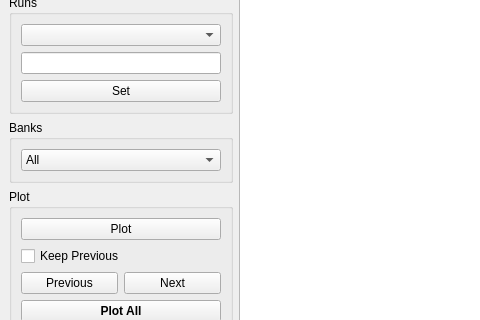
The window that src/interface/gui/ui_GPView.ui (neutrons/PyVDrive) describes before a commit, drawn with Qt 5; both pictures show x 0 to 480 and y 98 to 418 of the 1236 by 846 pixel window.
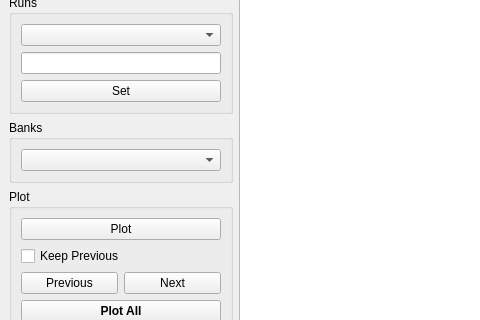
The same window after the commit. Custom widgets are drawn as their Qt base class.

```diff
--- a/src/interface/gui/ui_GPView.ui
+++ b/src/interface/gui/ui_GPView.ui
@@ -105,13 +105,7 @@
           </property>
           <layout class="QVBoxLayout" name="verticalLayout_3">
            <item>
-            <widget class="QComboBox" name="comboBox_spectraList">
-             <item>
-              <property name="text">
-               <string>All</string>
-              </property>
-             </item>
-            </widget>
+            <widget class="QComboBox" name="comboBox_spectraList"/>
            </item>
           </layout>
          </widget>
```
Left out of the diff: 6 changed lines with no effect on the pictures.
